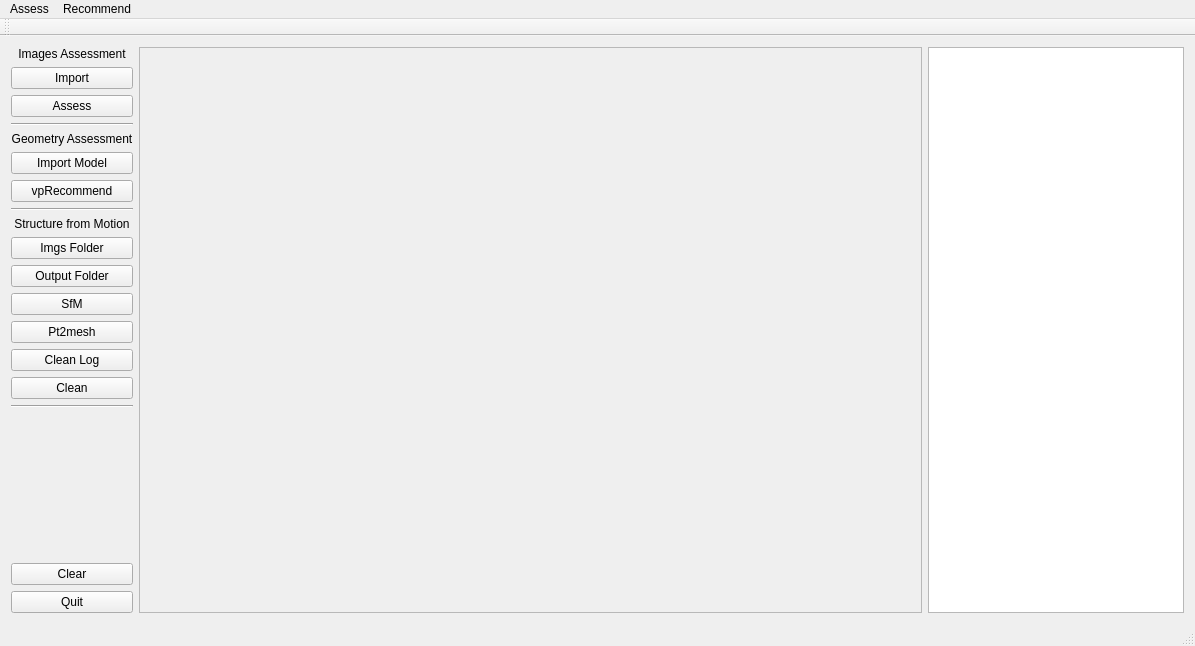
The window that mainwindow.ui (h005/vpRecommendation) describes before a commit, drawn with Qt 5.
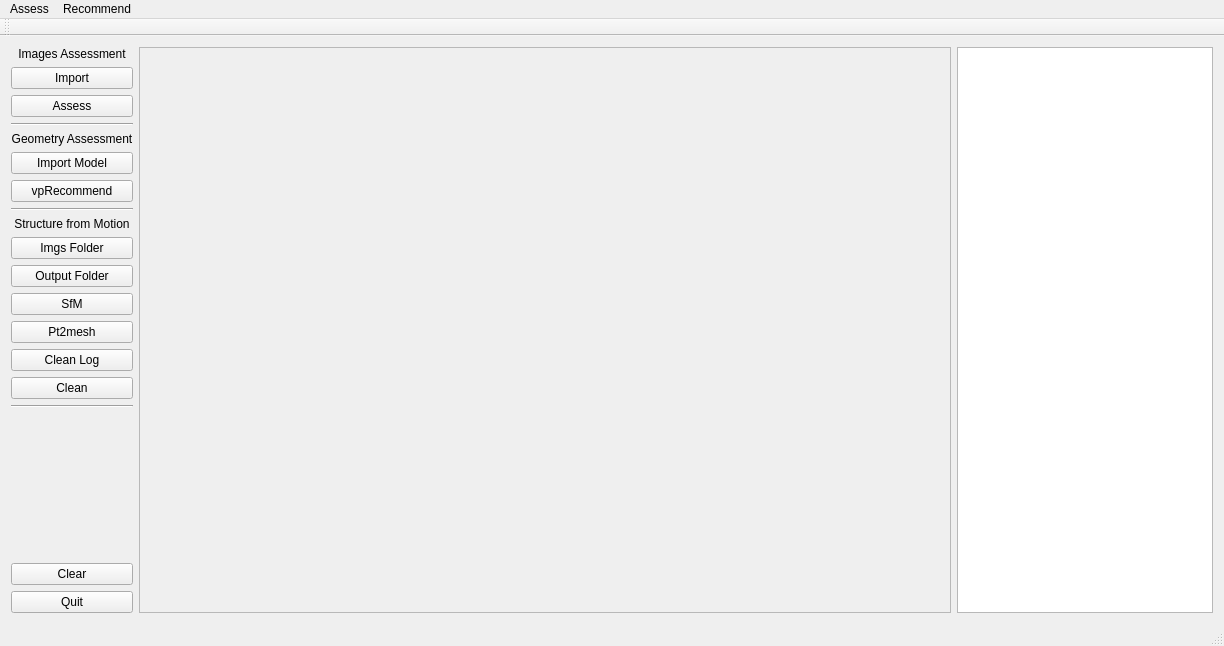
The same window after the commit.

```diff
--- a/mainwindow.ui
+++ b/mainwindow.ui
@@ -9,7 +9,7 @@
    <rect>
     <x>0</x>
     <y>0</y>
-    <width>1195</width>
+    <width>1224</width>
     <height>646</height>
    </rect>
   </property>
@@ -198,7 +198,7 @@
         <rect>
          <x>0</x>
          <y>0</y>
-         <width>751</width>
+         <width>780</width>
          <height>565</height>
         </rect>
        </property>
@@ -231,7 +231,7 @@
     <rect>
      <x>0</x>
      <y>0</y>
-     <width>1195</width>
+     <width>1224</width>
      <height>22</height>
     </rect>
    </property>
```
